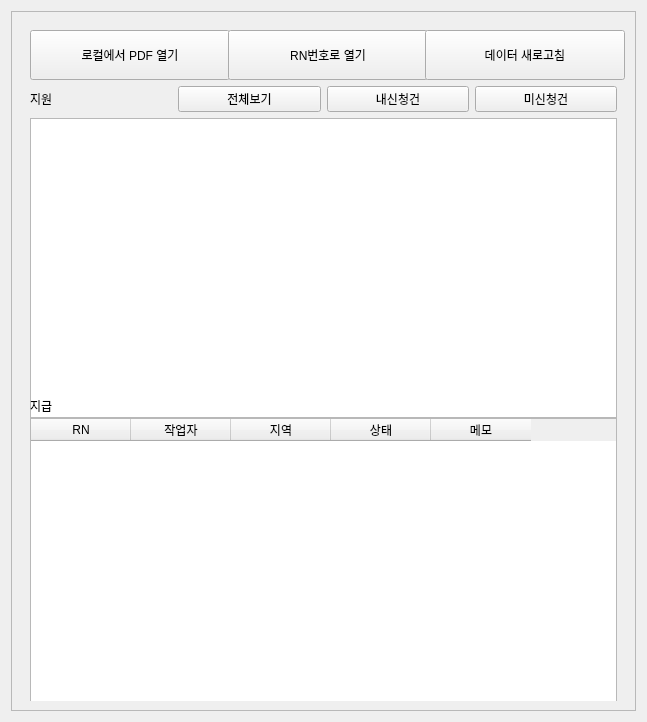
Old version of the form ui/pdf_load_area.ui in the repository Glen-Lee-glitch/new_viewer.
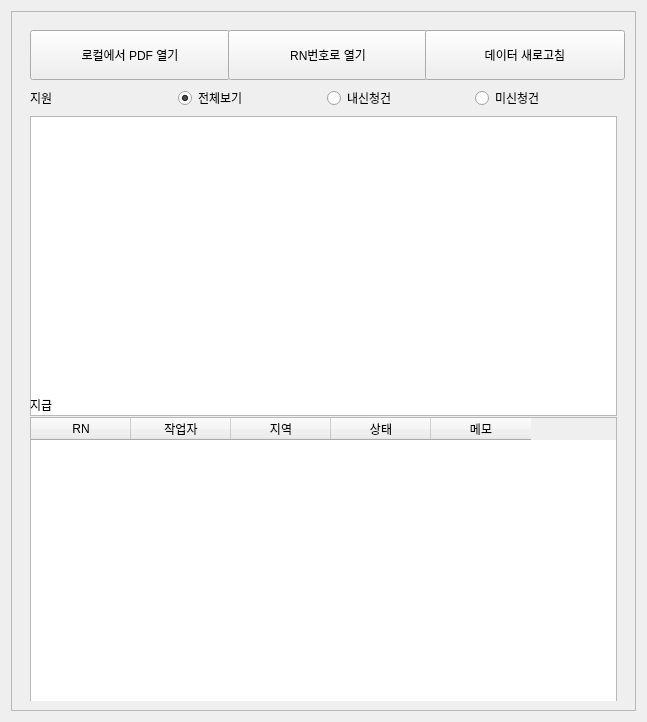
New version of the form.

Commit message:
refactor: 필터 버튼을 QPushButton에서 QRadioButton으로 변경
- QPushButton을 QRadioButton으로 변경하여 필터 상태를 명확하게 표현
- QButtonGroup을 사용하여 단일 선택 보장
- 필터 모드 관리 로직 추가 (전체보기/내신청건/미신청건)
- 작업자 이름 설정 메서드 추가 및 MainWindow 연동
- 필터 적용 로직 기본 구조 구현

Diff of the .ui file:
```diff
--- a/ui/pdf_load_area.ui
+++ b/ui/pdf_load_area.ui
@@ -179,21 +179,24 @@
                </widget>
               </item>
               <item>
-               <widget class="QPushButton" name="pushButton_all_rows">
+               <widget class="QRadioButton" name="radioButton_all_rows">
                 <property name="text">
                  <string>전체보기</string>
                 </property>
+                <property name="checked">
+                 <bool>true</bool>
+                </property>
                </widget>
               </item>
               <item>
-               <widget class="QPushButton" name="pushButton_my_rows">
+               <widget class="QRadioButton" name="radioButton_my_rows">
                 <property name="text">
                  <string>내신청건</string>
                 </property>
                </widget>
               </item>
               <item>
-               <widget class="QPushButton" name="pushButton_unfinished_rows">
+               <widget class="QRadioButton" name="radioButton_unfinished_rows">
                 <property name="text">
                  <string>미신청건</string>
                 </property>
```
The commit also changes 2 other files.
